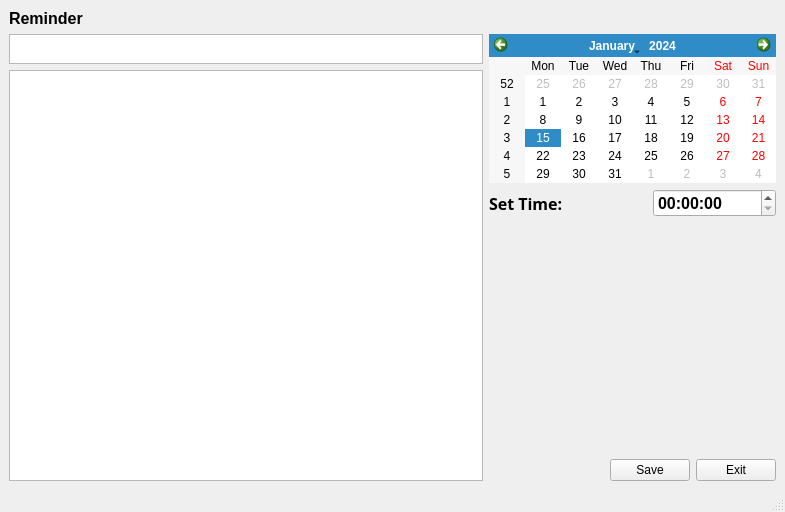
This is reminders.ui in razashahid107/NOTEPAD-QT as Qt 5 draws it before an edit. The edited form follows.
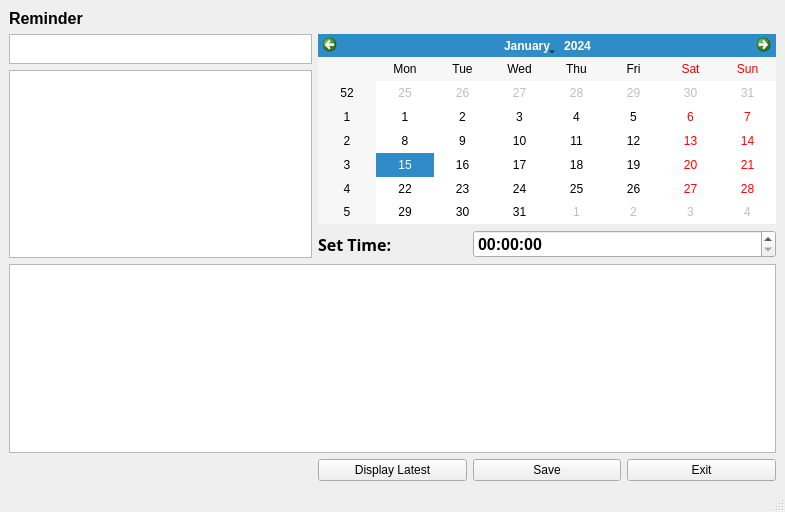
This is the edited form.

Diff of the .ui file:
```diff
--- a/reminders.ui
+++ b/reminders.ui
@@ -15,62 +15,6 @@
   </property>
   <widget class="QWidget" name="centralwidget">
    <layout class="QGridLayout" name="gridLayout">
-    <item row="3" column="1">
-     <widget class="QLabel" name="label_2">
-      <property name="font">
-       <font>
-        <family>Serifa</family>
-        <pointsize>12</pointsize>
-        <weight>75</weight>
-        <bold>true</bold>
-       </font>
-      </property>
-      <property name="text">
-       <string>Set Time:</string>
-      </property>
-     </widget>
-    </item>
-    <item row="3" column="4" colspan="2">
-     <widget class="QTimeEdit" name="timeEdit">
-      <property name="font">
-       <font>
-        <pointsize>12</pointsize>
-        <weight>75</weight>
-        <bold>true</bold>
-       </font>
-      </property>
-     </widget>
-    </item>
-    <item row="1" column="1" rowspan="2" colspan="5">
-     <widget class="QCalendarWidget" name="calender"/>
-    </item>
-    <item row="3" column="2" colspan="2">
-     <spacer name="horizontalSpacer_2">
-      <property name="orientation">
-       <enum>Qt::Horizontal</enum>
-      </property>
-      <property name="sizeHint" stdset="0">
-       <size>
-        <width>76</width>
-        <height>20</height>
-       </size>
-      </property>
-     </spacer>
-    </item>
-    <item row="5" column="3" colspan="2">
-     <widget class="QPushButton" name="save_pushButton">
-      <property name="text">
-       <string>Save</string>
-      </property>
-     </widget>
-    </item>
-    <item row="5" column="5">
-     <widget class="QPushButton" name="exit_pushButton">
-      <property name="text">
-       <string>Exit</string>
-      </property>
-     </widget>
-    </item>
     <item row="0" column="0">
      <widget class="QLabel" name="label">
       <property name="font">
@@ -86,10 +30,7 @@
       </property>
      </widget>
     </item>
-    <item row="2" column="0" rowspan="4">
-     <widget class="QPlainTextEdit" name="reminderBody"/>
-    </item>
-    <item row="1" column="0">
+    <item row="1" column="0" colspan="2">
      <widget class="QPlainTextEdit" name="reminderTitle">
       <property name="maximumSize">
        <size>
@@ -99,7 +40,42 @@
       </property>
      </widget>
     </item>
-    <item row="4" column="3">
+    <item row="1" column="2" rowspan="2" colspan="3">
+     <widget class="QCalendarWidget" name="calender"/>
+    </item>
+    <item row="2" column="0" rowspan="2" colspan="2">
+     <widget class="QPlainTextEdit" name="reminderBody"/>
+    </item>
+    <item row="3" column="2">
+     <widget class="QLabel" name="label_2">
+      <property name="font">
+       <font>
+        <family>Serifa</family>
+        <pointsize>12</pointsize>
+        <weight>75</weight>
+        <bold>true</bold>
+       </font>
+      </property>
+      <property name="text">
+       <string>Set Time:</string>
+      </property>
+     </widget>
+    </item>
+    <item row="3" column="3" colspan="2">
+     <widget class="QTimeEdit" name="timeEdit">
+      <property name="font">
+       <font>
+        <pointsize>12</pointsize>
+        <weight>75</weight>
+        <bold>true</bold>
+       </font>
+      </property>
+     </widget>
+    </item>
+    <item row="4" column="0" colspan="5">
+     <widget class="QPlainTextEdit" name="reminderdisplay"/>
+    </item>
+    <item row="5" column="1">
      <spacer name="verticalSpacer">
       <property name="orientation">
        <enum>Qt::Vertical</enum>
@@ -107,24 +83,32 @@
       <property name="sizeHint" stdset="0">
        <size>
         <width>20</width>
-        <height>197</height>
-       </size>
-      </property>
-     </spacer>
-    </item>
-    <item row="5" column="1" colspan="2">
-     <spacer name="horizontalSpacer">
-      <property name="orientation">
-       <enum>Qt::Horizontal</enum>
-      </property>
-      <property name="sizeHint" stdset="0">
-       <size>
-        <width>111</width>
         <height>20</height>
        </size>
       </property>
      </spacer>
     </item>
+    <item row="5" column="3">
+     <widget class="QPushButton" name="save_pushButton">
+      <property name="text">
+       <string>Save</string>
+      </property>
+     </widget>
+    </item>
+    <item row="5" column="2">
+     <widget class="QPushButton" name="exit_pushButton">
+      <property name="text">
+       <string>Display Latest</string>
+      </property>
+     </widget>
+    </item>
+    <item row="5" column="4">
+     <widget class="QPushButton" name="pushButton">
+      <property name="text">
+       <string>Exit</string>
+      </property>
+     </widget>
+    </item>
    </layout>
   </widget>
   <widget class="QMenuBar" name="menubar">
```
